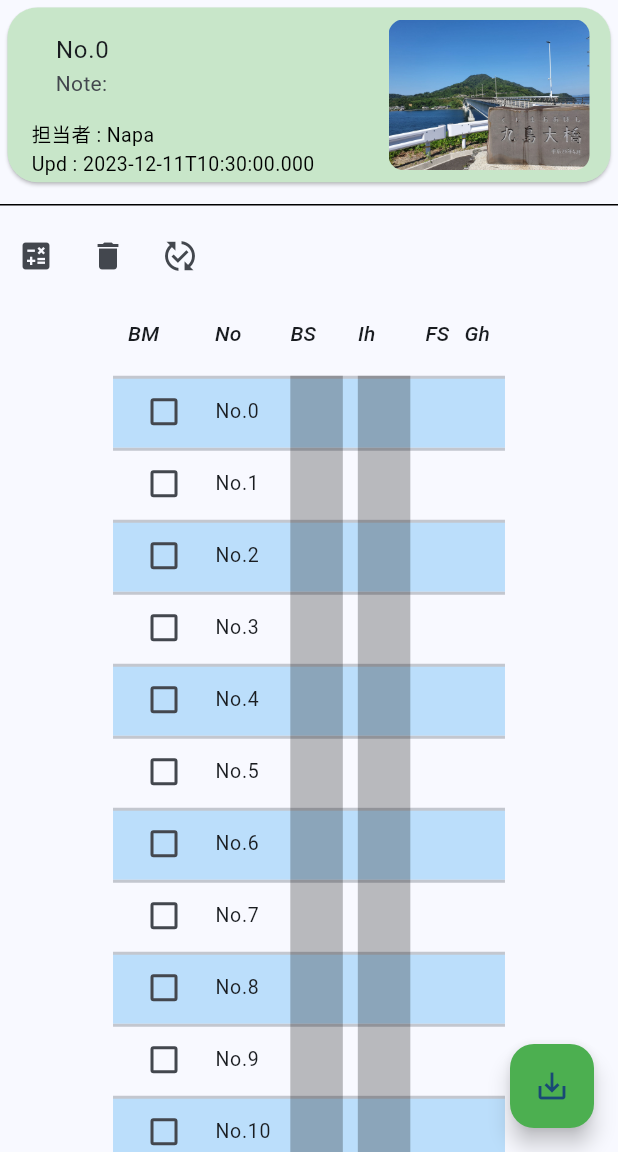
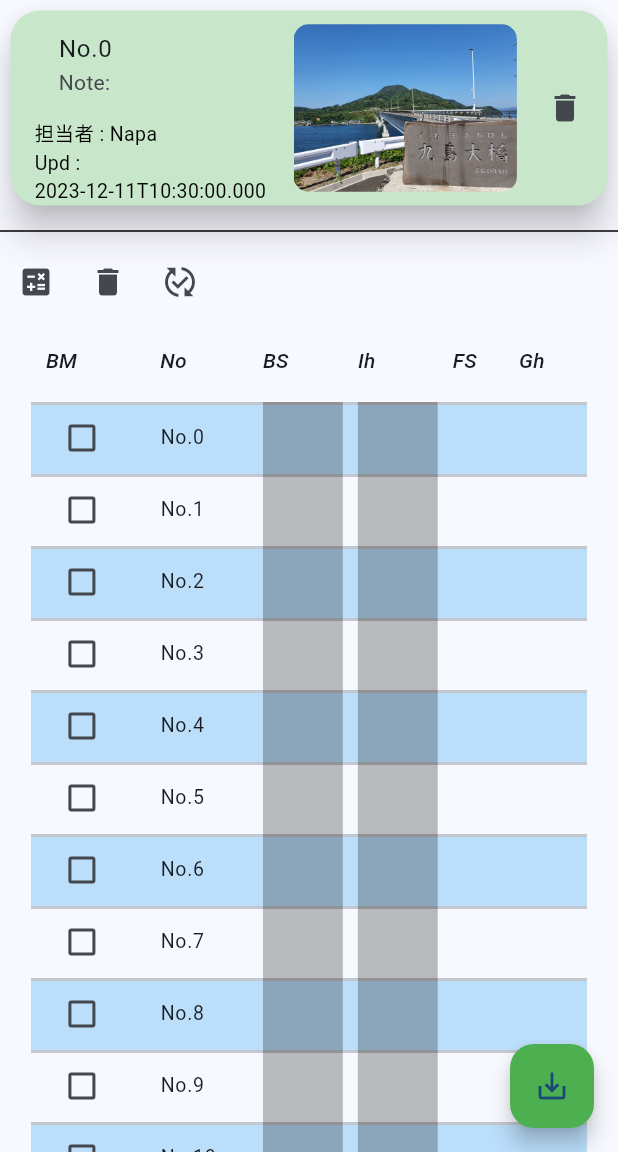
Before and after one commit to snrnapa/surveying_flutter, a Flutter app: the Surveying screen opened directly with empty values, after a tap on the "delete" icon, on a phone screen of 412 x 824 dp, the part 84-1236 px from its top. Run offline on Flutter 3.47's test engine with Material 3 defaults, Android fonts, the phone set to English and light mode, and no system bars; our stand-ins replace sqflite; accounts and stored records are empty.

Commit message:
体裁整え＆削除処理を追加

```diff
--- a/lib/components/card_template.dart
+++ b/lib/components/card_template.dart
@@ -1,50 +1,74 @@
 import 'package:flutter/material.dart';
+import 'package:surveying_app/database_init.dart';
 
 class CardTemplate extends StatelessWidget {
-  const CardTemplate({
+  CardTemplate({
     Key? key,
     required this.result,
   }) : super(key: key);
   final Map<String, dynamic> result;
 
+  void deleteMstAndTrn() async {
+    int dummy1 = await dbInit.deleteMst(result['id']);
+    int dummy2 = await dbInit.deleteTrn(result['id'], result['scene_seq']);
+    print(dummy1);
+    print(dummy2);
+  }
+
+  final dbInit = DatabaseInit.instance;
   @override
   Widget build(BuildContext context) {
+    double _height = MediaQuery.of(context).size.height;
+    double _width = MediaQuery.of(context).size.width;
     return Card(
-        margin: EdgeInsets.all(5),
+        elevation: 10,
+        margin: const EdgeInsets.all(7),
         shape: RoundedRectangleBorder(borderRadius: BorderRadius.circular(20)),
         color: Colors.green[100],
         child: Padding(
-          padding: EdgeInsets.only(left: 16),
+          padding: const EdgeInsets.only(left: 16),
           child: Row(
             children: [
               Container(
-                width: 230,
+                width: _width * 0.4,
                 // color: Colors.black,
                 alignment: Alignment.centerLeft,
                 child: Column(
                   crossAxisAlignment: CrossAxisAlignment.start,
                   children: [
                     ListTile(
-                      title:
-                          Text('No.${result['id']}   ${result['scene_name']}'),
-                      subtitle: Text('Note:${result['scene_note']}'),
-                    ),
-                    Text(
+                        title: Text(
+                            'No.${result['id']}   ${result['scene_name']}'),
+                        subtitle: Text('Note:${result['scene_note']}')),
+                    const Text(
                         style: TextStyle(fontSize: 13, color: Colors.black),
                         "担当者 : Napa"),
                     Text(
-                        style: TextStyle(fontSize: 13, color: Colors.black),
+                        style:
+                            const TextStyle(fontSize: 13, color: Colors.black),
                         "Upd : ${result['upd_date']}"),
                   ],
                 ),
               ),
               Container(
-                  padding: EdgeInsets.all(8),
-                  width: 150,
-                  child: ClipRRect(
-                    borderRadius: BorderRadius.circular(10),
-                    child: Image.asset('appImage/kushima.jpg'),
-                  ))
+                padding: const EdgeInsets.all(8),
+                width: _width * 0.4,
+                child: ClipRRect(
+                  borderRadius: BorderRadius.circular(10),
+                  child: Image.asset('appImage/kushima.jpg'),
+                ),
+              ),
+              Container(
+                child: Column(
+                  children: [
+                    IconButton(
+                        onPressed: () {
+                          deleteMstAndTrn();
+                        },
+                        icon: const Icon(Icons.delete))
+                  ],
+                ),
+              )
             ],
           ),
         ));
--- a/lib/database_init.dart
+++ b/lib/database_init.dart
@@ -117,11 +117,17 @@ class DatabaseInit {
         .update("mst_surveying", row, where: 'id = ?', whereArgs: [id]);
   }
 
-  //　削除処理
-  Future<int> delete() async {
+  //　マスタ削除処理
+  Future<int> deleteMst(int id) async {
     Database? db = await instance.database;
-    // return await db!.delete(table, where: 'id = ?', whereArgs: [id]);
-    return await db!.delete("mst_surveying");
+    return await db!.delete("mst_surveying", where: 'id = ?', whereArgs: [id]);
+  }
+
+  //　トランザクション削除処理
+  Future<int> deleteTrn(int id, int seq) async {
+    Database? db = await instance.database;
+    return await db!.delete("trn_surveying",
+        where: 'id = ? and scene_seq = ?', whereArgs: [id, seq]);
   }
 
   Future<int> trnDelte(int id, int seq) async {
--- a/lib/surveying.dart
+++ b/lib/surveying.dart
@@ -157,6 +157,8 @@ class _SurveyingPageState extends State<Surveying> {
 
   @override
   Widget build(BuildContext context) {
+    double _height = MediaQuery.of(context).size.height;
+    double _width = MediaQuery.of(context).size.width;
     return isLoading
         ? const Center(
             child: CircularProgressIndicator(), //読み込み中の画面表示
@@ -193,6 +195,8 @@ class _SurveyingPageState extends State<Surveying> {
                   ),
                   Expanded(
                       child: SingleChildScrollView(
+                          child: SizedBox(
+                    width: _width * 0.9,
                     child: DataTable(
                       dividerThickness: 2,
                       horizontalMargin: 10,
@@ -329,7 +333,7 @@ class _SurveyingPageState extends State<Surveying> {
                               ]),
                       ],
                     ),
-                  ))
+                  )))
                 ],
               ),
               floatingActionButton: FloatingActionButton(
```
Also changed, not shown: lib/components/header_text.dart (deleted, +0 -17 lines), lib/components/textform_divider.dart (deleted, +0 -17 lines), lib/main.dart (+9 -9 lines), lib/surveying_list.dart (+4 -13 lines).
